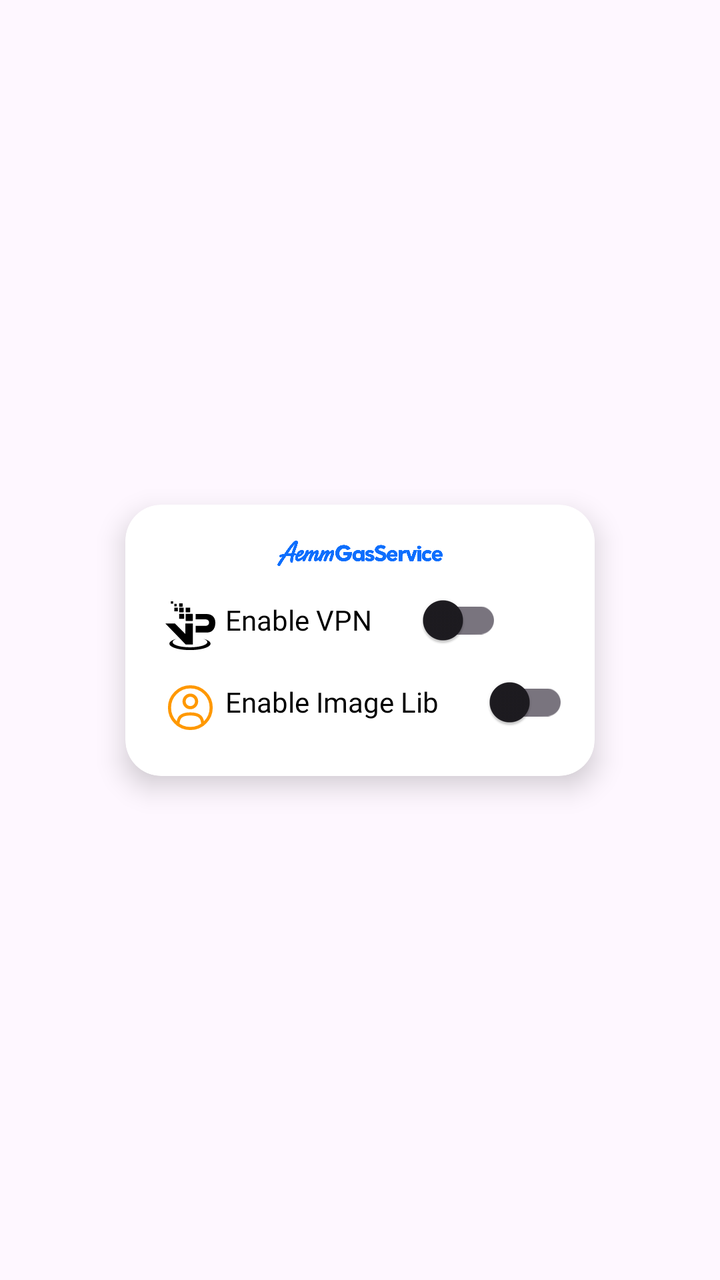
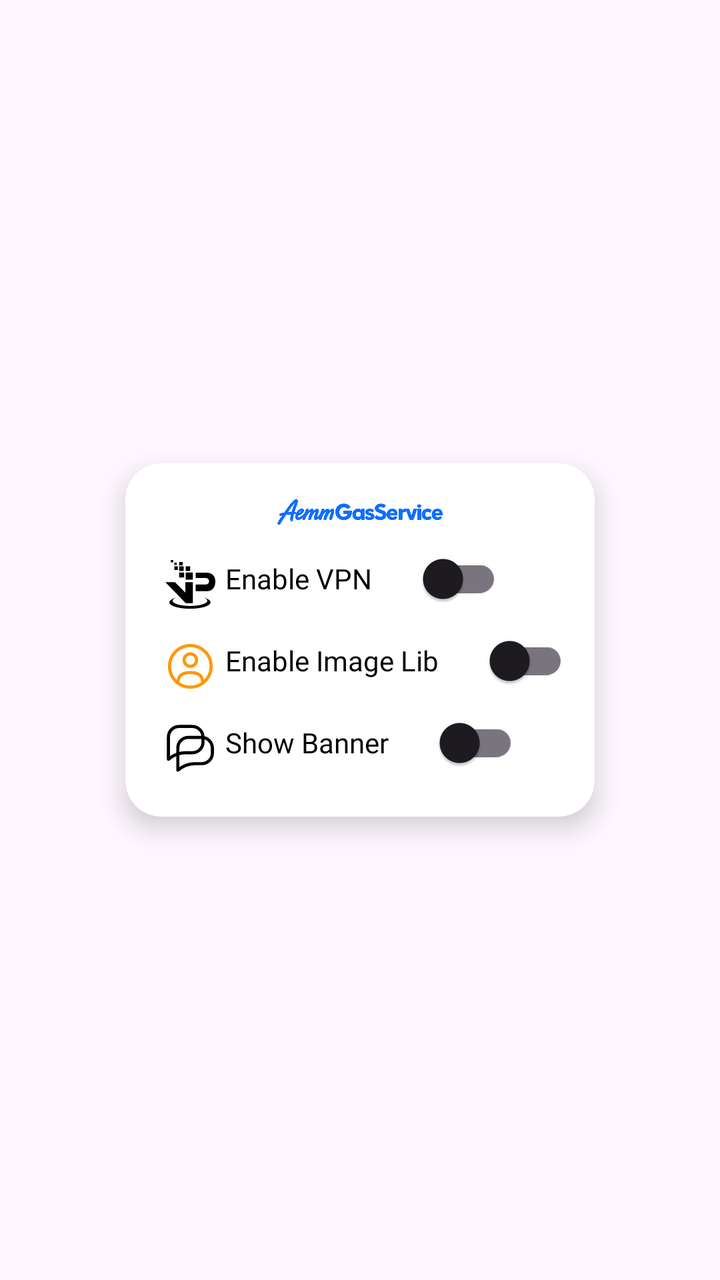

Compare the two renders of this Android layout. The source of the first and the diff that turns it into the second are given below.
<!-- AndroidManifest.xml: application theme Theme.DAC_Collector -->
<!-- res/layout/aemm_tile_config.xml -->
<?xml version="1.0" encoding="utf-8"?>
<androidx.constraintlayout.widget.ConstraintLayout xmlns:android="http://schemas.android.com/apk/res/android"
    xmlns:app="http://schemas.android.com/apk/res-auto"
    android:layout_width="match_parent"
    android:id="@+id/alertDialog_startup"

    android:layout_height="match_parent">

    <androidx.cardview.widget.CardView
        android:layout_width="wrap_content"
        android:layout_centerInParent="true"
        android:layout_height="wrap_content"
        app:cardCornerRadius="18dp"
        android:background="#f8f9fa"
        app:cardElevation="8dp"
        app:layout_constraintBottom_toBottomOf="parent"
        app:layout_constraintEnd_toEndOf="parent"
        app:layout_constraintStart_toStartOf="parent"
        app:layout_constraintTop_toTopOf="parent"
        >

        <RelativeLayout
            android:layout_width="wrap_content"
            android:layout_height="match_parent"
            android:padding="8dp">

            <RelativeLayout
                android:id="@+id/rl_header"
                android:layout_width="wrap_content"
                android:layout_height="wrap_content"
                android:layout_alignParentTop="true"
                android:layout_centerHorizontal="true"
                android:padding="5dp">

                <ImageView
                    android:id="@+id/openApp"
                    android:layout_width="100sp"
                    android:layout_height="22sp"
                    android:paddingHorizontal="8dp"
                    android:paddingVertical="3dp"
                    android:src="@drawable/aemm_text_logo"
                    android:textColor="@color/red"

                    android:textStyle="bold"
                    app:tint="@color/blue" />
            </RelativeLayout>

            <RelativeLayout
                android:id="@+id/user_info"
                android:layout_width="wrap_content"
                android:layout_height="wrap_content"
                android:layout_below="@+id/rl_header"
                android:layout_centerVertical="true"
                android:padding="5dp">

                
                <TextView
                    android:id="@+id/sw_vpn"
                    android:layout_width="wrap_content"
                    android:layout_height="wrap_content"
                    android:fontFamily="@font/poppins_regular"
                    android:paddingHorizontal="7dp"
                    android:paddingVertical="3dp"
                    android:layout_alignParentStart="true"
                    android:text="Enable VPN"
                    android:drawableLeft="@drawable/vpn_icon"
                    android:drawablePadding="5dp"
                    android:textColor="@color/black"
                    android:textSize="14sp" />

                <androidx.appcompat.widget.SwitchCompat
                    android:id="@+id/switch_vpn"
                    android:layout_width="wrap_content"
                    android:layout_height="wrap_content"
                    android:layout_alignBaseline="@id/sw_vpn"
                    android:layout_toEndOf="@id/sw_vpn"
                    android:layout_marginStart="10dp"
                    android:thumbTint="@color/white"
                    android:trackTint="@color/grey" />

                
                <TextView
                    android:id="@+id/sw_img_lib"
                    android:layout_width="wrap_content"
                    android:layout_height="wrap_content"
                    android:layout_below="@id/sw_vpn"
                    android:layout_marginTop="10dp"

                    android:fontFamily="@font/poppins_regular"
                    android:paddingHorizontal="7dp"
                    android:paddingVertical="3dp"
                    android:text="Enable Image Lib"
                    android:drawableLeft="@drawable/default_user"
                    android:drawablePadding="5dp"
                    android:textColor="@color/black"
                    android:textSize="14sp" />

                <androidx.appcompat.widget.SwitchCompat
                    android:id="@+id/switch_imglib"
                    android:layout_width="wrap_content"
                    android:layout_height="wrap_content"
                    android:layout_alignBaseline="@id/sw_img_lib"
                    android:layout_toEndOf="@id/sw_img_lib"
                    android:layout_marginStart="10dp"
                    android:thumbTint="@color/white"
                    android:trackTint="@color/grey" />



            </RelativeLayout>


        </RelativeLayout>


    </androidx.cardview.widget.CardView>
</androidx.constraintlayout.widget.ConstraintLayout>
<!-- resources referenced by this layout -->
<resources>
  <color name="black">#FF000000</color>
  <color name="blue">#0d6efd</color>
  <color name="grey">#E5E4E2</color>
  <color name="red">#dc3545</color>
  <color name="white">#ffffff</color>
  <!-- drawable aemm_text_logo: webp bitmap (drawable, 45300 bytes) -->
  <!-- drawable default_user (drawable) -->
  <vector xmlns:android="http://schemas.android.com/apk/res/android"
      android:width="25dp"
      android:height="25dp"
      android:viewportWidth="24"
      android:viewportHeight="24">
  
      <path
          android:fillAlpha="0.0"
          android:fillColor="@android:color/transparent"
          android:pathData="M12,9m-3,0a3,3 0,1 1,6 0a3,3 0,1 1,-6 0"
          android:strokeWidth="1.5"
          android:strokeAlpha="1.0"
          android:strokeColor="#FF9800" />
  
      <path
          android:fillColor="@android:color/transparent"
          android:pathData="M12,12m-10,0a10,10 0,1 1,20 0a10,10 0,1 1,-20 0"
          android:strokeWidth="1.5"
          android:strokeColor="#FF9800" />
  
      <path
          android:fillAlpha="0.0"
          android:fillColor="@android:color/transparent"
          android:pathData="M17.969,20C17.81,17.108 16.925,15 12,15C7.075,15 6.19,17.108 6.031,20"
          android:strokeWidth="1.5"
          android:strokeAlpha="1.0"
          android:strokeColor="#FF9800"
          android:strokeLineCap="round" />
  
  </vector>
  <!-- drawable vpn_icon: vector/xml drawable (drawable, 2888 chars, omitted) -->
  <style name="Theme.DAC_Collector" parent="Base.Theme.DAC_Collector">
  
      </style>
  <style name="Base.Theme.DAC_Collector" parent="Theme.Material3.Light.NoActionBar">
  
          <item name="materialThemeOverlay">@null</item>
  
  
  
      </style>
</resources>

<!-- the commit's change to res/layout/aemm_tile_config.xml (unified diff, before → after) -->
@@ -106,6 +106,32 @@
                     android:trackTint="@color/grey" />
 
 
+                <TextView
+                    android:id="@+id/sw_banner"
+                    android:layout_width="wrap_content"
+                    android:layout_height="wrap_content"
+                    android:layout_below="@id/sw_img_lib"
+                    android:layout_marginTop="10dp"
+                    android:fontFamily="@font/poppins_regular"
+                    android:paddingHorizontal="7dp"
+                    android:paddingVertical="3dp"
+                    android:text="Show Banner"
+                    android:drawableLeft="@drawable/chats_chat_sms_talk_svgrepo_com"
+                    android:drawablePadding="5dp"
+                    android:textColor="@color/black"
+                    android:textSize="14sp" />
+
+                <androidx.appcompat.widget.SwitchCompat
+                    android:id="@+id/switch_banner"
+                    android:layout_width="wrap_content"
+                    android:layout_height="wrap_content"
+                    android:layout_alignBaseline="@id/sw_banner"
+                    android:layout_toEndOf="@id/sw_banner"
+                    android:layout_marginStart="10dp"
+                    android:thumbTint="@color/white"
+                    android:trackTint="@color/grey" />
+
+
 
             </RelativeLayout>
 
<!-- resource entries referenced after the edit -->
@@ -6,6 +6,14 @@
   <color name="red">#dc3545</color>
   <color name="white">#ffffff</color>
   <!-- drawable aemm_text_logo: webp bitmap (drawable, 45300 bytes) -->
+  <!-- drawable chats_chat_sms_talk_svgrepo_com (drawable) -->
+  <vector xmlns:android="http://schemas.android.com/apk/res/android" android:height="25dp" android:viewportHeight="32" android:viewportWidth="32" android:width="25dp">
+        
+      <path android:fillColor="#00000000" android:pathData="M8.8,2C5,2 2,5 2,8.7v10.1V23l0,0c3.1,-2.7 7.1,-4.2 11.3,-4.2h4c3.7,0 6.8,-3 6.8,-6.7V8.7C24,5 21,2 17.2,2H8.8z" android:strokeColor="#000000" android:strokeLineCap="round" android:strokeLineJoin="round" android:strokeWidth="2"/>
+        
+      <path android:fillColor="#00000000" android:pathData="M14.8,9C11,9 8,12 8,15.7v10.1V30l0,0c3.1,-2.7 7.1,-4.2 11.3,-4.2h4c3.7,0 6.8,-3 6.8,-6.7v-3.4C30,12 27,9 23.2,9H14.8z" android:strokeColor="#000000" android:strokeLineCap="round" android:strokeLineJoin="round" android:strokeWidth="2"/>
+      
+  </vector>
   <!-- drawable default_user (drawable) -->
   <vector xmlns:android="http://schemas.android.com/apk/res/android"
       android:width="25dp"
